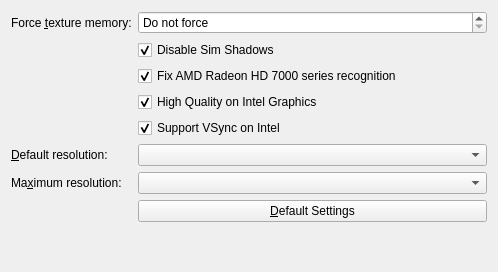
The window that src/plugins/sims-lifestories/simslssettings.ui (haffmans/graphics-rules-maker) describes before a commit, drawn with Qt 5.
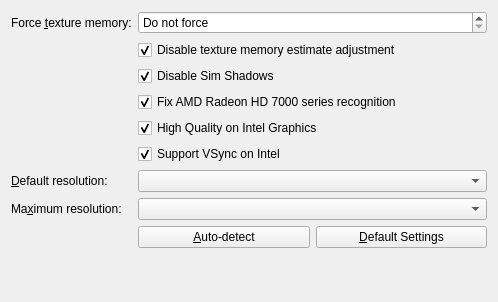
The same window after the commit.

Diff of the .ui file:
```diff
--- a/src/plugins/sims-lifestories/simslssettings.ui
+++ b/src/plugins/sims-lifestories/simslssettings.ui
@@ -7,7 +7,7 @@
     <x>0</x>
     <y>0</y>
     <width>498</width>
-    <height>272</height>
+    <height>302</height>
    </rect>
   </property>
   <property name="windowTitle">
@@ -50,6 +50,22 @@
     </widget>
    </item>
    <item row="1" column="1">
+    <widget class="QCheckBox" name="disableTexMemEstimateAdjustment">
+     <property name="toolTip">
+      <string>Do not adjust the texture memory reported by the driver, to improve stability (especially with nVidia cards)</string>
+     </property>
+     <property name="whatsThis">
+      <string>&lt;html&gt;&lt;head/&gt;&lt;body&gt;&lt;p&gt;Use this tweak to use the texture memory reported by the driver. This may greatly improve the game's stability, especially when using a recent nVidia graphics card.&lt;/p&gt;&lt;/body&gt;&lt;/html&gt;</string>
+     </property>
+     <property name="text">
+      <string>Disable texture memory estimate adjustment</string>
+     </property>
+     <property name="checked">
+      <bool>true</bool>
+     </property>
+    </widget>
+   </item>
+   <item row="2" column="1">
     <widget class="QCheckBox" name="disableSimShadows">
      <property name="toolTip">
       <string>Disable shadows for Sims, to work around black rectangles as shadows</string>
@@ -65,47 +81,7 @@
      </property>
     </widget>
    </item>
-   <item row="5" column="0">
-    <widget class="QLabel" name="defaultResolutionLabel">
-     <property name="text">
-      <string>&amp;Default resolution:</string>
-     </property>
-     <property name="buddy">
-      <cstring>defaultResolution</cstring>
-     </property>
-    </widget>
-   </item>
-   <item row="5" column="1">
-    <widget class="QComboBox" name="defaultResolution">
-     <property name="toolTip">
-      <string>The initial resolution as applied by the game at first launch.</string>
-     </property>
-     <property name="whatsThis">
-      <string>&lt;html&gt;&lt;head/&gt;&lt;body&gt;&lt;p&gt;The default resolution to use, if the game is in high quality mode. This only applies when first starting up the game; use the in-game settings to change the actual resolution.&lt;/p&gt;&lt;/body&gt;&lt;/html&gt;</string>
-     </property>
-    </widget>
-   </item>
-   <item row="6" column="0">
-    <widget class="QLabel" name="maxResolutionLabel">
-     <property name="text">
-      <string>Ma&amp;ximum resolution:</string>
-     </property>
-     <property name="buddy">
-      <cstring>maxResolution</cstring>
-     </property>
-    </widget>
-   </item>
-   <item row="6" column="1">
-    <widget class="QComboBox" name="maxResolution">
-     <property name="toolTip">
-      <string>The maximum available resolution (in high quality graphics mode only).</string>
-     </property>
-     <property name="whatsThis">
-      <string>&lt;html&gt;&lt;head/&gt;&lt;body&gt;&lt;p&gt;The maximum available resolution (width/height) in the game, if the game is in high quality mode. &lt;/p&gt;&lt;p&gt;Change this to make higher resolutions available in the in-game settings.&lt;/p&gt;&lt;p&gt;If this tweak appears to have no effect, the game may not be running in high quality mode. Enabling other tweaks may help.&lt;/p&gt;&lt;/body&gt;&lt;/html&gt;</string>
-     </property>
-    </widget>
-   </item>
-   <item row="2" column="1">
+   <item row="3" column="1">
     <widget class="QCheckBox" name="radeonHd7000Fix">
      <property name="toolTip">
       <string>Do not force low quality on Radeon HD 7000 series graphics cards (as opposed to the older Radeon 7000 series).</string>
@@ -121,7 +97,7 @@
      </property>
     </widget>
    </item>
-   <item row="3" column="1">
+   <item row="4" column="1">
     <widget class="QCheckBox" name="intelHigh">
      <property name="toolTip">
       <string>Allow high quality graphics for most recent Intel Graphics cards.</string>
@@ -137,7 +113,7 @@
      </property>
     </widget>
    </item>
-   <item row="4" column="1">
+   <item row="5" column="1">
     <widget class="QCheckBox" name="intelVsync">
      <property name="toolTip">
       <string>Enable VSync for Intel Graphics cards. May cause (or solve) flickering graphics and/or UI.</string>
@@ -153,19 +129,73 @@
      </property>
     </widget>
    </item>
+   <item row="6" column="0">
+    <widget class="QLabel" name="defaultResolutionLabel">
+     <property name="text">
+      <string>&amp;Default resolution:</string>
+     </property>
+     <property name="buddy">
+      <cstring>defaultResolution</cstring>
+     </property>
+    </widget>
+   </item>
+   <item row="6" column="1">
+    <widget class="QComboBox" name="defaultResolution">
+     <property name="toolTip">
+      <string>The initial resolution as applied by the game at first launch.</string>
+     </property>
+     <property name="whatsThis">
+      <string>&lt;html&gt;&lt;head/&gt;&lt;body&gt;&lt;p&gt;The default resolution to use, if the game is in high quality mode. This only applies when first starting up the game; use the in-game settings to change the actual resolution.&lt;/p&gt;&lt;/body&gt;&lt;/html&gt;</string>
+     </property>
+    </widget>
+   </item>
+   <item row="7" column="0">
+    <widget class="QLabel" name="maxResolutionLabel">
+     <property name="text">
+      <string>Ma&amp;ximum resolution:</string>
+     </property>
+     <property name="buddy">
+      <cstring>maxResolution</cstring>
+     </property>
+    </widget>
+   </item>
    <item row="7" column="1">
-    <widget class="QPushButton" name="resetDefaults">
+    <widget class="QComboBox" name="maxResolution">
      <property name="toolTip">
       <string>Disable all tweaks and restore default values.</string>
      </property>
      <property name="whatsThis">
-      <string>&lt;html&gt;&lt;head/&gt;&lt;body&gt;&lt;p&gt;Reset all settings to their default values.&lt;/p&gt;&lt;/body&gt;&lt;/html&gt;</string>
-     </property>
-     <property name="text">
-      <string>&amp;Default Settings</string>
+      <string>&lt;html&gt;&lt;head/&gt;&lt;body&gt;&lt;p&gt;The maximum available resolution (width/height) in the game, if the game is in high quality mode. &lt;/p&gt;&lt;p&gt;Change this to make higher resolutions available in the in-game settings.&lt;/p&gt;&lt;p&gt;If this tweak appears to have no effect, the game may not be running in high quality mode. Enabling other tweaks may help.&lt;/p&gt;&lt;/body&gt;&lt;/html&gt;</string>
      </property>
     </widget>
    </item>
+   <item row="8" column="1">
+    <layout class="QHBoxLayout" name="defaultsLayout" stretch="0,0">
+     <item>
+      <widget class="QPushButton" name="autodetect">
+       <property name="text">
+        <string>&amp;Auto-detect</string>
+       </property>
+       <property name="flat">
+        <bool>false</bool>
+       </property>
+      </widget>
+     </item>
+     <item>
+      <widget class="QPushButton" name="resetDefaults">
+       <property name="toolTip">
+        <string>Disable all tweaks and restore default values.</string>
+       </property>
+       <property name="whatsThis">
+        <string>&lt;html&gt;&lt;head/&gt;&lt;body&gt;&lt;p&gt;Reset all settings to their default values.&lt;/p&gt;&lt;/body&gt;&lt;/html&gt;</string>
+       </property>
+       <property name="text">
+        <string>&amp;Default Settings</string>
+       </property>
+      </widget>
+     </item>
+    </layout>
+   </item>
   </layout>
  </widget>
  <tabstops>
```
Left out of the diff: 3 changed lines with no effect on the pictures.
